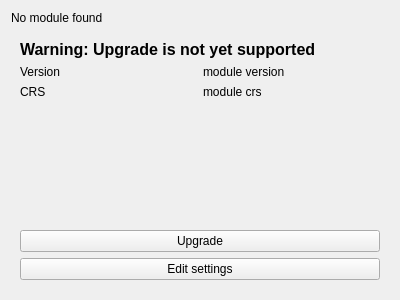
This is oqtopus/ui/module_widget.ui in ponceta/oqtopus as Qt 5 draws it before an edit. The edited form follows.
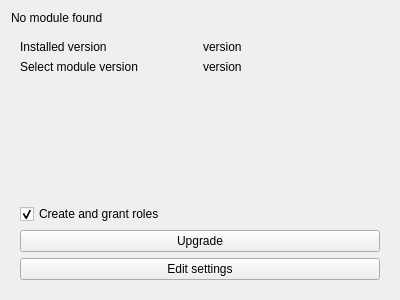
This is the edited form. The open tabs and pages were chosen to show the change. Custom widgets are drawn as their Qt base class.

Commit message: enable upgrade

Diff of the .ui file:
```diff
--- a/oqtopus/ui/module_widget.ui
+++ b/oqtopus/ui/module_widget.ui
@@ -100,28 +100,14 @@
      </widget>
      <widget class="QWidget" name="moduleInfo_stackedWidget_pageUpgrade">
       <layout class="QGridLayout" name="gridLayout_10">
-       <item row="1" column="0">
+       <item row="0" column="0">
         <widget class="QLabel" name="label_12">
          <property name="text">
-          <string>Version</string>
-         </property>
-        </widget>
-       </item>
-       <item row="4" column="0" colspan="2">
-        <widget class="QPushButton" name="moduleInfo_upgrade_pushButton">
-         <property name="text">
-          <string>Upgrade</string>
+          <string>Installed version</string>
          </property>
         </widget>
        </item>
        <item row="2" column="0">
-        <widget class="QLabel" name="label_13">
-         <property name="text">
-          <string>CRS</string>
-         </property>
-        </widget>
-       </item>
-       <item row="3" column="0">
         <spacer name="verticalSpacer_4">
          <property name="orientation">
           <enum>Qt::Orientation::Vertical</enum>
@@ -134,10 +120,31 @@
          </property>
         </spacer>
        </item>
+       <item row="4" column="0" colspan="2">
+        <widget class="QPushButton" name="moduleInfo_upgrade_pushButton">
+         <property name="text">
+          <string>Upgrade</string>
+         </property>
+        </widget>
+       </item>
+       <item row="0" column="1">
+        <widget class="QLabel" name="installed_version_label">
+         <property name="text">
+          <string>version</string>
+         </property>
+        </widget>
+       </item>
+       <item row="1" column="0">
+        <widget class="QLabel" name="label">
+         <property name="text">
+          <string>Select module version</string>
+         </property>
+        </widget>
+       </item>
        <item row="1" column="1">
         <widget class="QLabel" name="label_15">
          <property name="text">
-          <string>module version</string>
+          <string>version</string>
          </property>
         </widget>
        </item>
@@ -148,23 +155,13 @@
          </property>
         </widget>
        </item>
-       <item row="2" column="1">
-        <widget class="QLabel" name="label_16">
+       <item row="3" column="0">
+        <widget class="QCheckBox" name="db_parameters_CreateAndGrantRoles_upgrade_checkBox">
          <property name="text">
-          <string>module crs</string>
+          <string>Create and grant roles</string>
          </property>
-        </widget>
-       </item>
-       <item row="0" column="0" colspan="2">
-        <widget class="QLabel" name="label">
-         <property name="font">
-          <font>
-           <pointsize>12</pointsize>
-           <bold>true</bold>
-          </font>
-         </property>
-         <property name="text">
-          <string>Warning: Upgrade is not yet supported</string>
+         <property name="checked">
+          <bool>true</bool>
          </property>
         </widget>
        </item>
```
Left out of the diff: 10 changed lines with no effect on the pictures. The commit also changes 3 other files.
